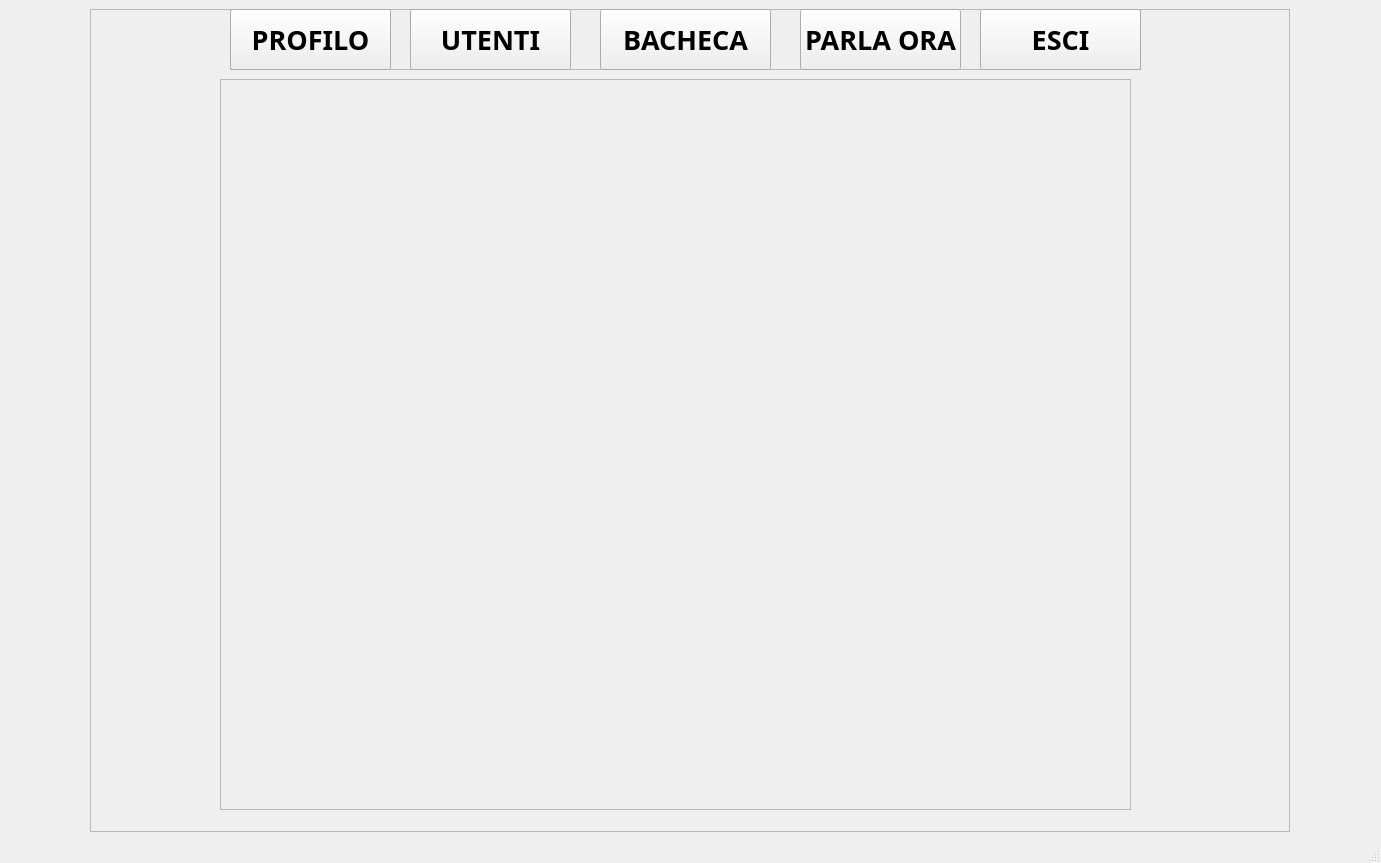
This is login.ui in pinta98/Alg_distr_app as Qt 5 draws it before an edit. The edited form follows.
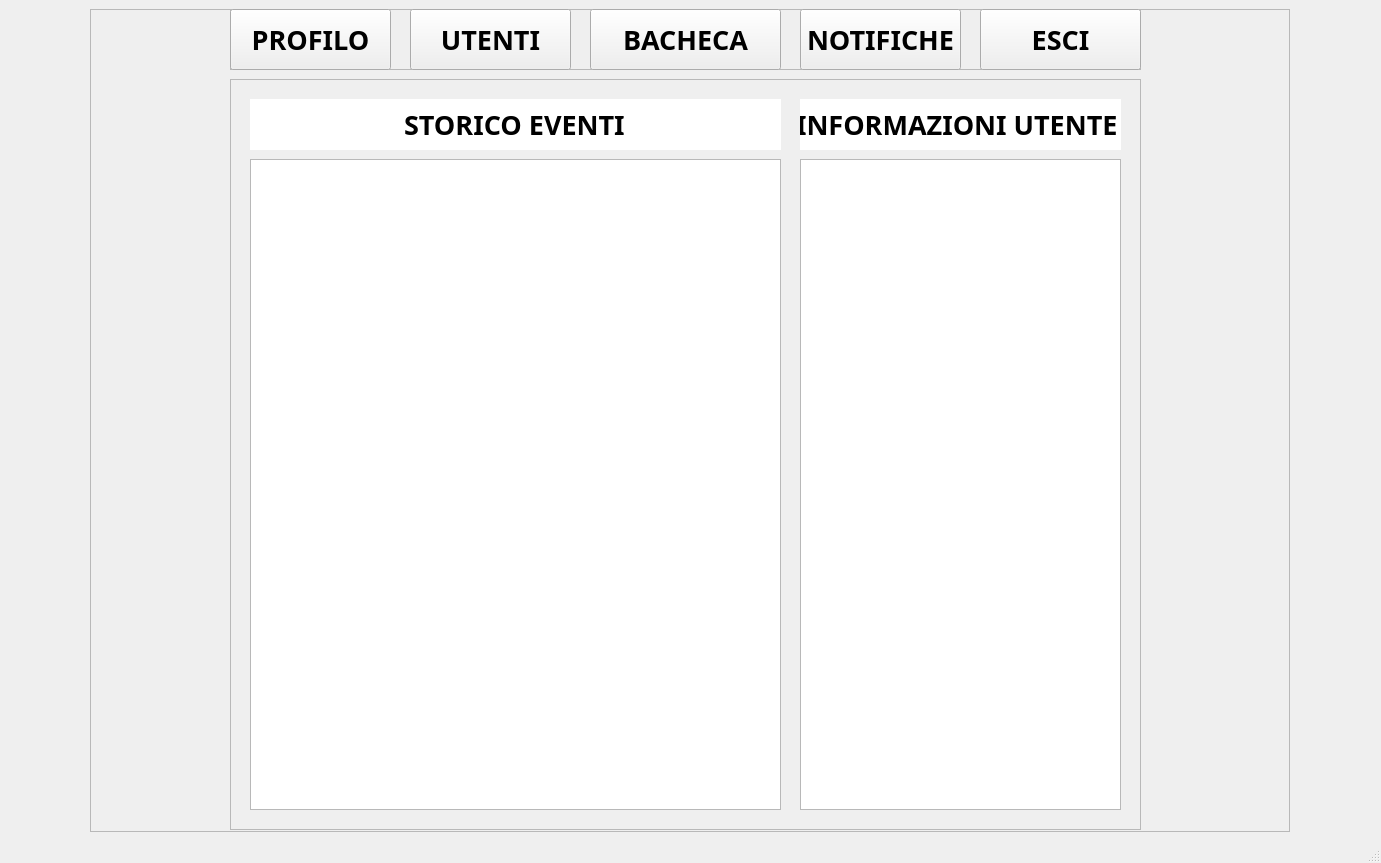
This is the edited form. The open tabs and pages were chosen to show the change.

```diff
--- a/login.ui
+++ b/login.ui
@@ -498,10 +498,10 @@
           <widget class="QFrame" name="parla_ora_frame">
            <property name="geometry">
             <rect>
-             <x>0</x>
+             <x>10</x>
              <y>70</y>
              <width>911</width>
-             <height>731</height>
+             <height>751</height>
             </rect>
            </property>
            <property name="frameShape">
@@ -510,6 +510,151 @@
            <property name="frameShadow">
             <enum>QFrame::Raised</enum>
            </property>
+           <widget class="QLineEdit" name="title_info_utenti_eventi">
+            <property name="geometry">
+             <rect>
+              <x>570</x>
+              <y>20</y>
+              <width>321</width>
+              <height>51</height>
+             </rect>
+            </property>
+            <property name="font">
+             <font>
+              <family>Gabriola</family>
+              <pointsize>20</pointsize>
+              <weight>75</weight>
+              <bold>true</bold>
+             </font>
+            </property>
+            <property name="cursor">
+             <cursorShape>ArrowCursor</cursorShape>
+            </property>
+            <property name="focusPolicy">
+             <enum>Qt::NoFocus</enum>
+            </property>
+            <property name="text">
+             <string>INFORMAZIONI UTENTE</string>
+            </property>
+            <property name="frame">
+             <bool>false</bool>
+            </property>
+            <property name="alignment">
+             <set>Qt::AlignCenter</set>
+            </property>
+           </widget>
+           <widget class="QTableWidget" name="table_eventi">
+            <property name="geometry">
+             <rect>
+              <x>20</x>
+              <y>80</y>
+              <width>531</width>
+              <height>651</height>
+             </rect>
+            </property>
+            <property name="font">
+             <font>
+              <family>Gabriola</family>
+              <pointsize>20</pointsize>
+             </font>
+            </property>
+            <property name="focusPolicy">
+             <enum>Qt::NoFocus</enum>
+            </property>
+            <property name="showGrid">
+             <bool>true</bool>
+            </property>
+            <property name="cornerButtonEnabled">
+             <bool>false</bool>
+            </property>
+            <attribute name="horizontalHeaderVisible">
+             <bool>false</bool>
+            </attribute>
+            <attribute name="horizontalHeaderHighlightSections">
+             <bool>false</bool>
+            </attribute>
+            <attribute name="verticalHeaderVisible">
+             <bool>false</bool>
+            </attribute>
+            <attribute name="verticalHeaderHighlightSections">
+             <bool>false</bool>
+            </attribute>
+            <column>
+             <property name="text">
+              <string/>
+             </property>
+            </column>
+            <column>
+             <property name="text">
+              <string/>
+             </property>
+            </column>
+            <column>
+             <property name="text">
+              <string/>
+             </property>
+            </column>
+           </widget>
+           <widget class="QListWidget" name="dati_personali_eventi">
+            <property name="enabled">
+             <bool>true</bool>
+            </property>
+            <property name="geometry">
+             <rect>
+              <x>570</x>
+              <y>80</y>
+              <width>321</width>
+              <height>651</height>
+             </rect>
+            </property>
+            <property name="font">
+             <font>
+              <family>Gabriola</family>
+              <pointsize>20</pointsize>
+              <weight>50</weight>
+              <bold>false</bold>
+             </font>
+            </property>
+            <property name="focusPolicy">
+             <enum>Qt::NoFocus</enum>
+            </property>
+            <property name="editTriggers">
+             <set>QAbstractItemView::NoEditTriggers</set>
+            </property>
+           </widget>
+           <widget class="QLineEdit" name="title_eventi">
+            <property name="geometry">
+             <rect>
+              <x>20</x>
+              <y>20</y>
+              <width>531</width>
+              <height>51</height>
+             </rect>
+            </property>
+            <property name="font">
+             <font>
+              <family>Gabriola</family>
+              <pointsize>20</pointsize>
+              <weight>75</weight>
+              <bold>true</bold>
+             </font>
+            </property>
+            <property name="cursor">
+             <cursorShape>ArrowCursor</cursorShape>
+            </property>
+            <property name="focusPolicy">
+             <enum>Qt::NoFocus</enum>
+            </property>
+            <property name="text">
+             <string>STORICO EVENTI</string>
+            </property>
+            <property name="frame">
+             <bool>false</bool>
+            </property>
+            <property name="alignment">
+             <set>Qt::AlignCenter</set>
+            </property>
+           </widget>
           </widget>
          </widget>
          <widget class="QWidget" name="seguiti">
@@ -1253,7 +1398,7 @@
            </font>
           </property>
           <property name="text">
-           <string>PARLA ORA</string>
+           <string>NOTIFICHE</string>
           </property>
          </widget>
          <widget class="QPushButton" name="logout_btn">
@@ -1280,9 +1425,9 @@
          <widget class="QPushButton" name="bacheca_btn">
           <property name="geometry">
            <rect>
-            <x>370</x>
+            <x>360</x>
             <y>10</y>
-            <width>171</width>
+            <width>191</width>
             <height>61</height>
            </rect>
           </property>
```
Left out of the diff: 294 changed lines with no effect on the pictures.
